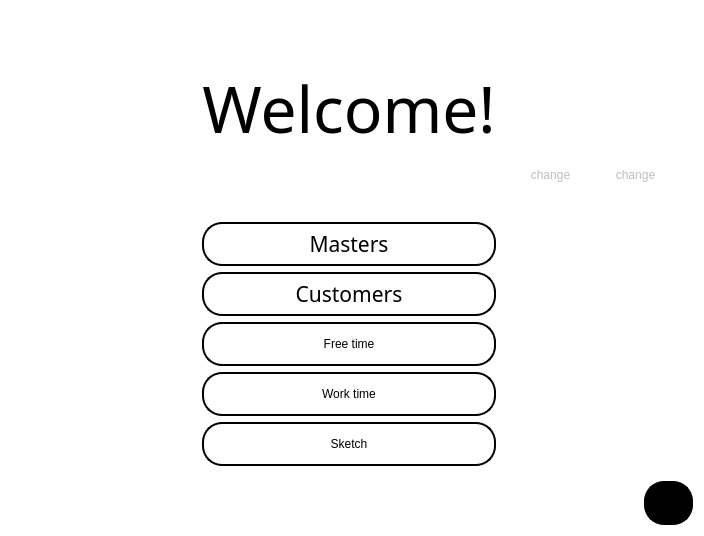
natalyatesluk/courseWork, file homewnd.ui: the form before one commit.
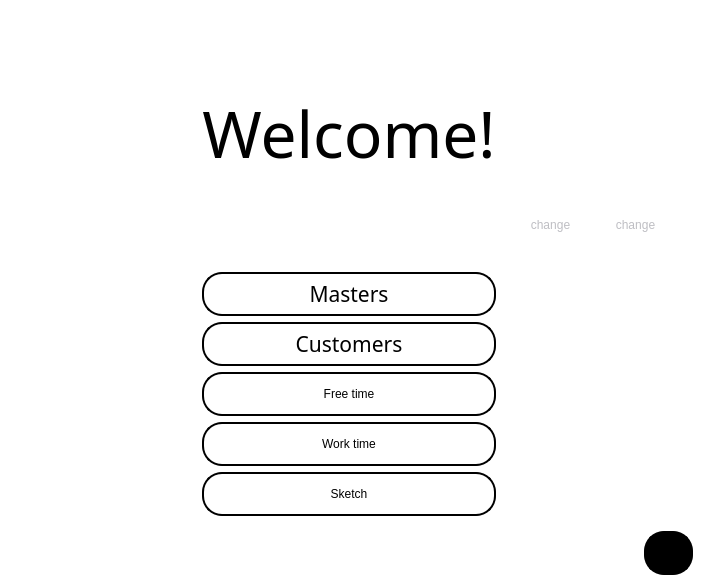
The form after the commit. Icons and pictures are not drawn.

```diff
--- a/homewnd.ui
+++ b/homewnd.ui
@@ -7,7 +7,7 @@
     <x>0</x>
     <y>0</y>
     <width>704</width>
-    <height>536</height>
+    <height>586</height>
    </rect>
   </property>
   <property name="windowTitle">
```
Left out of the diff: 6 changed lines with no effect on the pictures.
